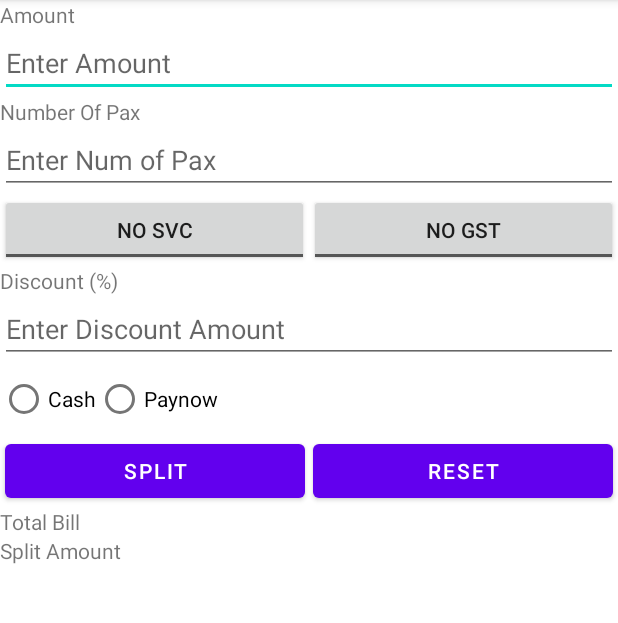
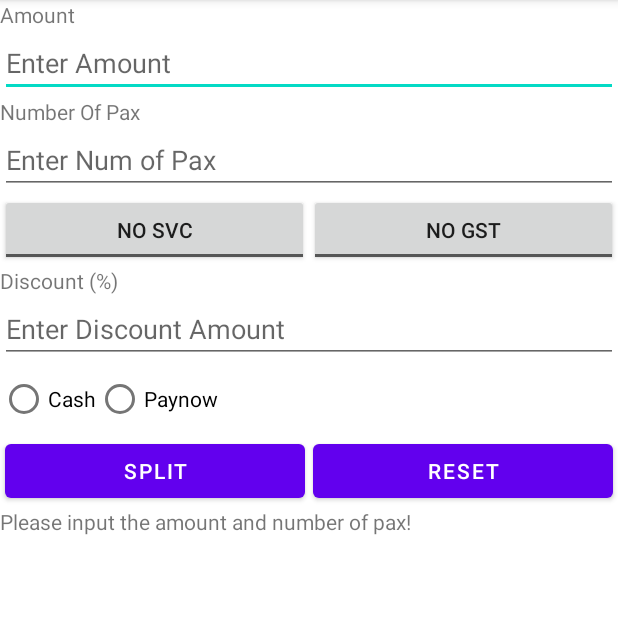
Before and after one commit to aulyzd/BillPlease, an Android app: the screen it shows after launch (MainActivity), after a tap on "SPLIT", on a phone screen of 412 x 824 dp, the part 84-707 px from its top. Run offline under Robolectric (Android 15) with nearby library versions, the phone set to English and light mode, and no system bars.

```diff
--- a/app/src/main/java/sg/edu/rp/c346/id20014198/billplease/MainActivity.java
+++ b/app/src/main/java/sg/edu/rp/c346/id20014198/billplease/MainActivity.java
@@ -6,6 +6,7 @@ import android.os.Bundle;
 import android.view.View;
 import android.widget.Button;
 import android.widget.EditText;
+import android.widget.RadioGroup;
 import android.widget.TextView;
 import android.widget.ToggleButton;
 
@@ -20,7 +21,7 @@ public class MainActivity extends AppCompatActivity {
     Button split;
     Button reset;
     EditText discount;
-
+    RadioGroup payment;
 
     @Override
     protected void onCreate(Bundle savedInstanceState) {
@@ -36,6 +37,7 @@ public class MainActivity extends AppCompatActivity {
         split= findViewById(R.id.buttonSplit);
         reset = findViewById(R.id.buttonReset);
         discount = findViewById(R.id.editTextDiscount);
+        payment = findViewById(R.id.radioGroupPayment);
 
         split.setOnClickListener(new View.OnClickListener() {
            @Override
@@ -60,12 +62,19 @@ public class MainActivity extends AppCompatActivity {
                    totalBill.setText("Total Bill: $" + String.format("%.2f", newAmt));
                    int numPerson = Integer.parseInt(numPax.getText().toString());
                    if (numPerson != 1) {
-                       eachPays.setText("Each Pays: $" + String.format("%.2f", newAmt / numPerson));
+                       int checkedRadioId = payment.getCheckedRadioButtonId();
+                       if (checkedRadioId == R.id.radioButtonCash) {
+                           eachPays.setText("Each Pays: $" + String.format("%.2f", newAmt / numPerson) + " in cash.");
+                       } else {
+                           eachPays.setText("Each Pays: $" + String.format("%.2f", newAmt / numPerson) + " via Paynow to 912345678.");
+                       }
 
                    } else {
                        eachPays.setText("Each Pays: $" + newAmt);
 
                    }
+               } else {
+                   totalBill.setText("Please input the amount and number of pax!");
                }
            }
         });
--- a/app/src/main/res/layout/activity_main.xml
+++ b/app/src/main/res/layout/activity_main.xml
@@ -149,14 +149,12 @@
         <TextView
             android:id="@+id/textViewTotalBill"
             android:layout_width="match_parent"
-            android:layout_height="wrap_content"
-            android:text="@string/totalbill" />
+            android:layout_height="wrap_content" />
 
         <TextView
             android:id="@+id/textViewSplitAmount"
             android:layout_width="match_parent"
-            android:layout_height="wrap_content"
-            android:text="@string/splitamount" />
+            android:layout_height="wrap_content" />
     </LinearLayout>
 
 </LinearLayout>
```
